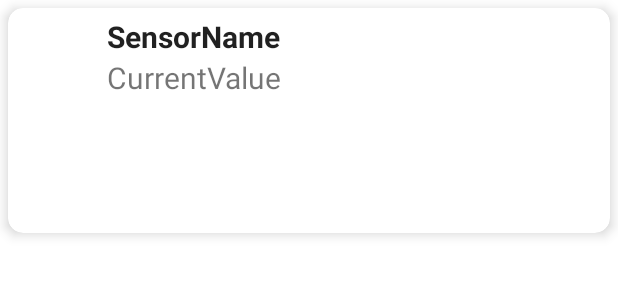
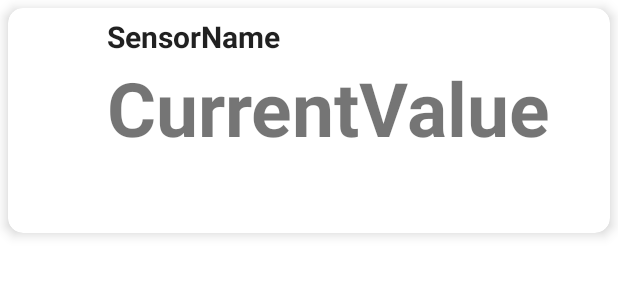
Before and after one commit to pseoane/smart-greenhouse-app, an Android app: the layout sensor_items.xml on its own in the app's theme, with its tools: preview values and no code run, on a phone screen of 412 x 824 dp. Shown: the top 300 px of the screen. Run offline under Robolectric (Android 15) with nearby library versions, the phone set to English and light mode, and no system bars; network calls fail.

Commit message:
changed sensors values font size

```diff
--- a/app/src/main/res/layout/sensor_items.xml
+++ b/app/src/main/res/layout/sensor_items.xml
@@ -48,7 +48,8 @@
                 android:layout_height="wrap_content"
                 android:gravity="center_vertical"
                 android:text="CurrentValue"
-                android:textSize="20sp" />
+                android:textSize="50sp"
+                android:textStyle="bold" />
         </LinearLayout>
     </GridLayout>
 
```
